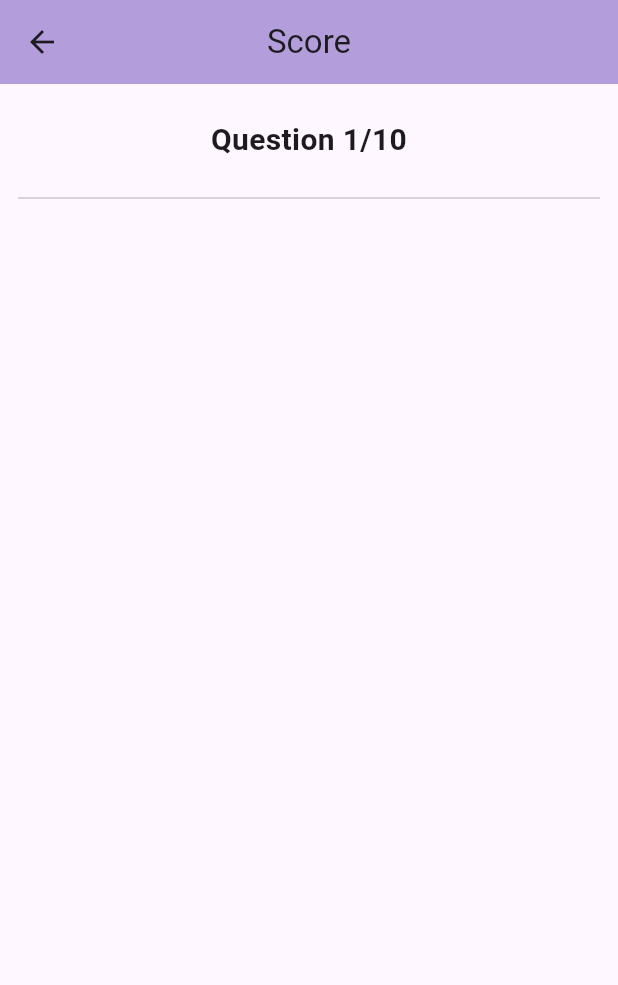
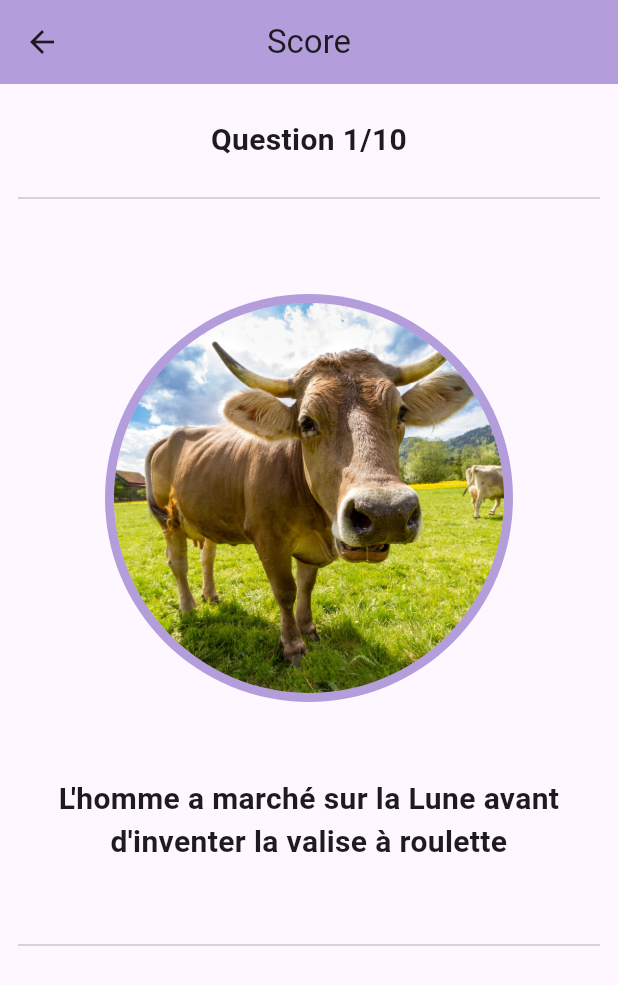
Before and after one commit to anastasiiaal/quiz-flutter-tp, a Flutter app: the screen it shows after launch, after a tap on "Start the quiz!", on a phone screen of 412 x 824 dp. Shown: the top 985 px of the screen. Run offline on Flutter 3.47's test engine with Material 3 defaults, Android fonts, the phone set to English and light mode, and no system bars.

Commit message:
add image & question text

```diff
--- a/lib/ui/first_page.dart
+++ b/lib/ui/first_page.dart
@@ -10,9 +10,6 @@ class FirstPage extends StatefulWidget {
 }
 
 class FirstPageState extends State<FirstPage> {
-
-
-
   @override
   Widget build(BuildContext context) {
 
@@ -113,13 +110,44 @@ class FirstPageState extends State<FirstPage> {
                   ],
                 ),
                 const SeparatorLine(),
+                Row(children: [
+                  Container(
+                    width: width - 24,
+                    margin: const EdgeInsets.fromLTRB(0, 40, 0, 50),
+                    child: Stack(
+                      alignment: Alignment.center,
+                      children: [
+                        CircleAvatar(
+                          backgroundColor: Colors.deepPurple[200],
+                          radius: 136,
+                        ),
+                        CircleAvatar(
+                            backgroundColor: Colors.deepPurple[100],
+                            foregroundImage:
+                            const AssetImage('images/cow.jpeg'),
+                            radius: 130)
+                      ],
+                    ),
+                  ),
+                ]),
+                Row(
+                  children: [
+                    Container(
+                      width: width-24,
+                      margin: const EdgeInsets.only(bottom: 30),
+                      child: const Text(
+                        'L\'homme a marché sur la Lune avant d\'inventer la valise à roulette',
+                        textAlign: TextAlign.center,
+                        style: TextStyle(fontWeight: FontWeight.bold, fontSize: 20),
+                      ),
+                    ),
+                  ],
+                ),
+                const SeparatorLine(),
               ],
             ),
           ),
         )
     );
   }
-
-
-
 }
```
